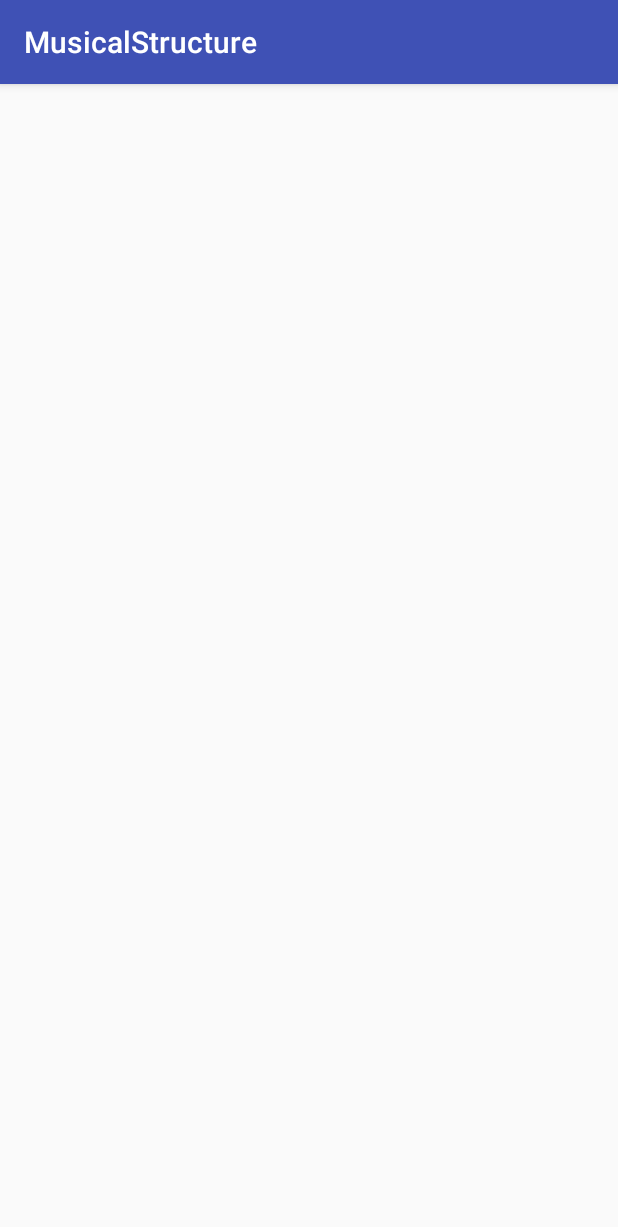
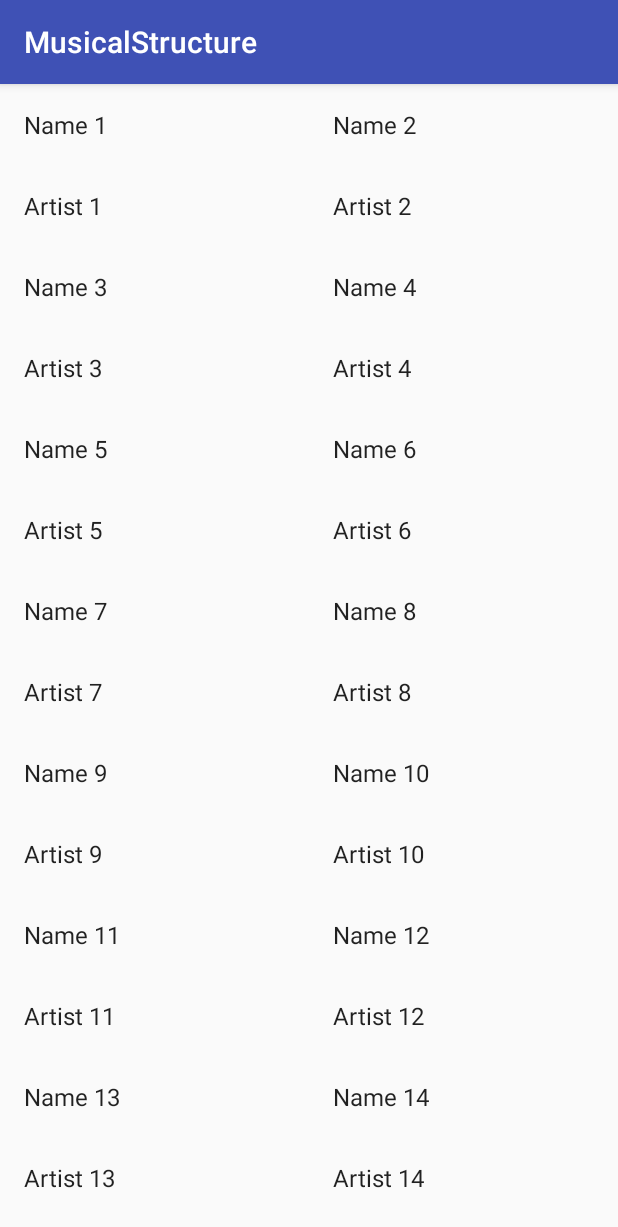
Before and after one commit to Bwaim/MusicalStructure, an Android app: the screen it shows after launch (MainActivity), on a phone screen of 412 x 824 dp. Shown: the top 1227 px of the screen. Run offline under Robolectric (Android 15) with nearby library versions, the phone set to English and light mode, and no system bars.

Commit message:
feat: Implement Swipe Views

```diff
--- /dev/null
+++ b/app/src/main/java/com/bwaim/musicalstructure/AlbumAdapter.java
@@ -0,0 +1,66 @@
+/*
+ *    Copyright 2018 Fabien Boismoreau
+ *
+ *    Licensed under the Apache License, Version 2.0 (the "License");
+ *    you may not use this file except in compliance with the License.
+ *    You may obtain a copy of the License at
+ *
+ *        http://www.apache.org/licenses/LICENSE-2.0
+ *
+ *    Unless required by applicable law or agreed to in writing, software
+ *    distributed under the License is distributed on an "AS IS" BASIS,
+ *    WITHOUT WARRANTIES OR CONDITIONS OF ANY KIND, either express or implied.
+ *    See the License for the specific language governing permissions and
+ *    limitations under the License.
+ */
+
+package com.bwaim.musicalstructure;
+
+import android.content.Context;
+import android.support.annotation.NonNull;
+import android.support.annotation.Nullable;
+import android.view.LayoutInflater;
+import android.view.View;
+import android.view.ViewGroup;
+import android.widget.ArrayAdapter;
+import android.widget.TextView;
+
+import com.bwaim.musicalstructure.Model.Album;
+
+import java.util.List;
+
+public class AlbumAdapter extends ArrayAdapter<Album> {
+
+    /**
+     * Constructor
+     *
+     * @param context The current context.
+     * @param albums  The objects to represent in the ListView.
+     */
+    AlbumAdapter(@NonNull Context context, @NonNull List<Album> albums) {
+        super(context, 0, albums);
+    }
+
+    @NonNull
+    @Override
+    public View getView(int position, @Nullable View convertView, @NonNull ViewGroup parent) {
+        // Check if the existing view is being reused, otherwise inflate the view
+        View listItemView = convertView;
+        if (listItemView == null) {
+            listItemView = LayoutInflater.from(getContext()).inflate(
+                    R.layout.fragment_album_item, parent, false);
+        }
+
+        Album currentAlbum = getItem(position);
+
+        if (currentAlbum != null) {
+            TextView name = listItemView.findViewById(R.id.name);
+            name.setText(currentAlbum.getName());
+
+            TextView artist = listItemView.findViewById(R.id.artist);
+            artist.setText(currentAlbum.getArtist());
+        }
+
+        return listItemView;
+    }
+}
--- /dev/null
+++ b/app/src/main/java/com/bwaim/musicalstructure/AlbumFragment.java
@@ -0,0 +1,113 @@
+/*
+ *    Copyright 2018 Fabien Boismoreau
+ *
+ *    Licensed under the Apache License, Version 2.0 (the "License");
+ *    you may not use this file except in compliance with the License.
+ *    You may obtain a copy of the License at
+ *
+ *        http://www.apache.org/licenses/LICENSE-2.0
+ *
+ *    Unless required by applicable law or agreed to in writing, software
+ *    distributed under the License is distributed on an "AS IS" BASIS,
+ *    WITHOUT WARRANTIES OR CONDITIONS OF ANY KIND, either express or implied.
+ *    See the License for the specific language governing permissions and
+ *    limitations under the License.
+ */
+
+package com.bwaim.musicalstructure;
+
+import android.content.Context;
+import android.os.Bundle;
+import android.support.annotation.NonNull;
+import android.support.v4.app.Fragment;
+import android.view.LayoutInflater;
+import android.view.View;
+import android.view.ViewGroup;
+import android.widget.GridView;
+
+import com.bwaim.musicalstructure.Model.Album;
+import com.bwaim.musicalstructure.dummy.DummyContent;
+
+/**
+ * A fragment representing a list of Items.
+ * <p/>
+ * Activities containing this fragment MUST implement the {@link OnAlbumSelectedListener}
+ * interface.
+ */
+public class AlbumFragment extends Fragment {
+
+    @SuppressWarnings("unused")
+    private OnAlbumSelectedListener mListener;
+
+    /**
+     * Mandatory empty constructor for the fragment manager to instantiate the
+     * fragment (e.g. upon screen orientation changes).
+     */
+    public AlbumFragment() {
+    }
+
+    @SuppressWarnings("unused")
+    public static AlbumFragment newInstance() {
+        return new AlbumFragment();
+    }
+
+    @Override
+    public void onCreate(Bundle savedInstanceState) {
+        super.onCreate(savedInstanceState);
+    }
+
+    @Override
+    public View onCreateView(@NonNull LayoutInflater inflater, ViewGroup container,
+                             Bundle savedInstanceState) {
+        View view = inflater.inflate(R.layout.fragment_album_list, container, false);
+
+        // Create an {@link AlbumAdapter}, whose data source is a list of {@link Album}s. The
+        // adapter knows how to create list items for each item in the list.
+        AlbumAdapter adapter = new AlbumAdapter(view.getContext(), DummyContent.ITEMS);
+
+        // Find the {@link ListView} object in the view hierarchy of the {@link Activity}.
+        // There should be a {@link ListView} with the view ID called list, which is declared in the
+        // activity_numbers.xml layout file.
+        GridView gridView = view.findViewById(R.id.list);
+
+        // Make the {@link ListView} use the {@link WordAdapter} we created above, so that the
+        // {@link ListView} will display list items for each {@link Word} in the list.
+        gridView.setAdapter(adapter);
+
+        return view;
+    }
+
+
+    @Override
+    public void onAttach(Context context) {
+        super.onAttach(context);
+        if (context instanceof OnAlbumSelectedListener) {
+            mListener = (OnAlbumSelectedListener) context;
+        } else {
+            throw new RuntimeException(context.toString()
+                    + " must implement OnAlbumSelectedListener");
+        }
+    }
+
+    @Override
+    public void onDetach() {
+        super.onDetach();
+        mListener = null;
+    }
+
+    /**
+     * This interface must be implemented by activities that contain this
+     * fragment to allow an interaction in this fragment to be communicated
+     * to the activity and potentially other fragments contained in that
+     * activity.
+     * <p/>
+     * See the Android Training lesson <a href=
+     * "http://developer.android.com/training/basics/fragments/communicating.html"
+     * >Communicating with Other Fragments</a> for more information.
+     */
+    public interface OnAlbumSelectedListener {
+
+        @SuppressWarnings("unused")
+        void onAlbumSelected(Album album);
+    }
+}
--- a/app/src/main/java/com/bwaim/musicalstructure/MainActivity.java
+++ b/app/src/main/java/com/bwaim/musicalstructure/MainActivity.java
@@ -20,7 +20,9 @@ import android.os.Bundle;
 import android.support.v4.view.ViewPager;
 import android.support.v7.app.AppCompatActivity;
 
-public class MainActivity extends AppCompatActivity {
+import com.bwaim.musicalstructure.Model.Album;
+
+public class MainActivity extends AppCompatActivity implements AlbumFragment.OnAlbumSelectedListener {
 
     private MusicPagerAdapter mMusicPagerAdapter;
     private ViewPager mViewPager;
@@ -31,8 +33,13 @@ public class MainActivity extends AppCompatActivity {
         super.onCreate(savedInstanceState);
         setContentView(R.layout.activity_main);
 
-        /*mMusicPagerAdapter = new MusicPagerAdapter(getSupportFragmentManager());
+        mMusicPagerAdapter = new MusicPagerAdapter(getSupportFragmentManager());
         mViewPager = findViewById(R.id.pager);
-        mViewPager.setAdapter(mMusicPagerAdapter);*/
+        mViewPager.setAdapter(mMusicPagerAdapter);
+    }
+
+    @Override
+    public void onAlbumSelected(Album album) {
+
     }
 }
--- a/app/src/main/java/com/bwaim/musicalstructure/MusicPagerAdapter.java
+++ b/app/src/main/java/com/bwaim/musicalstructure/MusicPagerAdapter.java
@@ -29,7 +29,7 @@ public class MusicPagerAdapter extends FragmentPagerAdapter {
 
     private static final int M_NB_VIEWS = 2;
 
-    public MusicPagerAdapter(FragmentManager fm) {
+    MusicPagerAdapter(FragmentManager fm) {
         super(fm);
     }
 
@@ -48,6 +48,6 @@ public class MusicPagerAdapter extends FragmentPagerAdapter {
      */
     @Override
     public Fragment getItem(int position) {
-        return null;
+        return AlbumFragment.newInstance();
     }
 }
--- /dev/null
+++ b/app/src/main/java/com/bwaim/musicalstructure/dummy/DummyContent.java
@@ -0,0 +1,70 @@
+/*
+ *    Copyright 2018 Fabien Boismoreau
+ *
+ *    Licensed under the Apache License, Version 2.0 (the "License");
+ *    you may not use this file except in compliance with the License.
+ *    You may obtain a copy of the License at
+ *
+ *        http://www.apache.org/licenses/LICENSE-2.0
+ *
+ *    Unless required by applicable law or agreed to in writing, software
+ *    distributed under the License is distributed on an "AS IS" BASIS,
+ *    WITHOUT WARRANTIES OR CONDITIONS OF ANY KIND, either express or implied.
+ *    See the License for the specific language governing permissions and
+ *    limitations under the License.
+ */
+
+package com.bwaim.musicalstructure.dummy;
+
+import com.bwaim.musicalstructure.Model.Album;
+
+import java.util.ArrayList;
+import java.util.HashMap;
+import java.util.List;
+import java.util.Map;
+
+/**
+ * Helper class for providing sample content for user interfaces created by
+ * Android template wizards.
+ * <p>
+ */
+public class DummyContent {
+
+    /**
+     * An array of sample (dummy) items.
+     */
+    public static final List<Album> ITEMS = new ArrayList<>();
+
+    /**
+     * A map of sample (dummy) items, by ID.
+     */
+    public static final Map<String, Album> ITEM_MAP = new HashMap<>();
+
+    private static final int COUNT = 25;
+
+    static {
+        // Add some sample items.
+        for (int i = 1; i <= COUNT; i++) {
+            addItem(createDummyItem(i));
+        }
+    }
+
+    private static void addItem(Album item) {
+        ITEMS.add(item);
+//        ITEM_MAP.put(item.id, item);
+    }
+
+    private static Album createDummyItem(int position) {
+        return new Album("Name " + position, "Artist " + position);
+    }
+
+    @SuppressWarnings("unused")
+    private static String makeDetails(int position) {
+        StringBuilder builder = new StringBuilder();
+        builder.append("Details about Item: ").append(position);
+        for (int i = 0; i < position; i++) {
+            builder.append("\nMore details information here.");
+        }
+        return builder.toString();
+    }
+}
--- /dev/null
+++ b/app/src/main/res/layout/fragment_album_item.xml
@@ -0,0 +1,35 @@
+<?xml version="1.0" encoding="utf-8"?><!--
+  ~    Copyright 2018 Fabien Boismoreau
+  ~
+  ~    Licensed under the Apache License, Version 2.0 (the "License");
+  ~    you may not use this file except in compliance with the License.
+  ~    You may obtain a copy of the License at
+  ~
+  ~        http://www.apache.org/licenses/LICENSE-2.0
+  ~
+  ~    Unless required by applicable law or agreed to in writing, software
+  ~    distributed under the License is distributed on an "AS IS" BASIS,
+  ~    WITHOUT WARRANTIES OR CONDITIONS OF ANY KIND, either express or implied.
+  ~    See the License for the specific language governing permissions and
+  ~    limitations under the License.
+  -->
+
+<LinearLayout xmlns:android="http://schemas.android.com/apk/res/android"
+    android:layout_width="wrap_content"
+    android:layout_height="wrap_content"
+    android:orientation="vertical">
+
+    <TextView
+        android:id="@+id/name"
+        android:layout_width="wrap_content"
+        android:layout_height="wrap_content"
+        android:layout_margin="@dimen/text_margin"
+        android:textAppearance="?attr/textAppearanceListItem" />
+
+    <TextView
+        android:id="@+id/artist"
+        android:layout_width="wrap_content"
+        android:layout_height="wrap_content"
+        android:layout_margin="@dimen/text_margin"
+        android:textAppearance="?attr/textAppearanceListItem" />
+</LinearLayout>
--- /dev/null
+++ b/app/src/main/res/layout/fragment_album_list.xml
@@ -0,0 +1,25 @@
+<?xml version="1.0" encoding="utf-8"?><!--
+  ~    Copyright 2018 Fabien Boismoreau
+  ~
+  ~    Licensed under the Apache License, Version 2.0 (the "License");
+  ~    you may not use this file except in compliance with the License.
+  ~    You may obtain a copy of the License at
+  ~
+  ~        http://www.apache.org/licenses/LICENSE-2.0
+  ~
+  ~    Unless required by applicable law or agreed to in writing, software
+  ~    distributed under the License is distributed on an "AS IS" BASIS,
+  ~    WITHOUT WARRANTIES OR CONDITIONS OF ANY KIND, either express or implied.
+  ~    See the License for the specific language governing permissions and
+  ~    limitations under the License.
+  -->
+
+<GridView xmlns:android="http://schemas.android.com/apk/res/android"
+    xmlns:tools="http://schemas.android.com/tools"
+    android:id="@+id/list"
+    android:name="com.bwaim.musicalstructure.AlbumFragment"
+    android:layout_width="match_parent"
+    android:layout_height="match_parent"
+    android:numColumns="auto_fit"
+    tools:context="com.bwaim.musicalstructure.AlbumFragment"
+    tools:listitem="@layout/fragment_album_item" />
--- /dev/null
+++ b/app/src/main/res/values/dimens.xml
@@ -0,0 +1,19 @@
+<?xml version="1.0" encoding="utf-8"?><!--
+  ~    Copyright 2018 Fabien Boismoreau
+  ~
+  ~    Licensed under the Apache License, Version 2.0 (the "License");
+  ~    you may not use this file except in compliance with the License.
+  ~    You may obtain a copy of the License at
+  ~
+  ~        http://www.apache.org/licenses/LICENSE-2.0
+  ~
+  ~    Unless required by applicable law or agreed to in writing, software
+  ~    distributed under the License is distributed on an "AS IS" BASIS,
+  ~    WITHOUT WARRANTIES OR CONDITIONS OF ANY KIND, either express or implied.
+  ~    See the License for the specific language governing permissions and
+  ~    limitations under the License.
+  -->
+
+<resources>
+    <dimen name="text_margin">16dp</dimen>
+</resources>
```
Also changed, not shown: app/build.gradle (+4 -4 lines).
